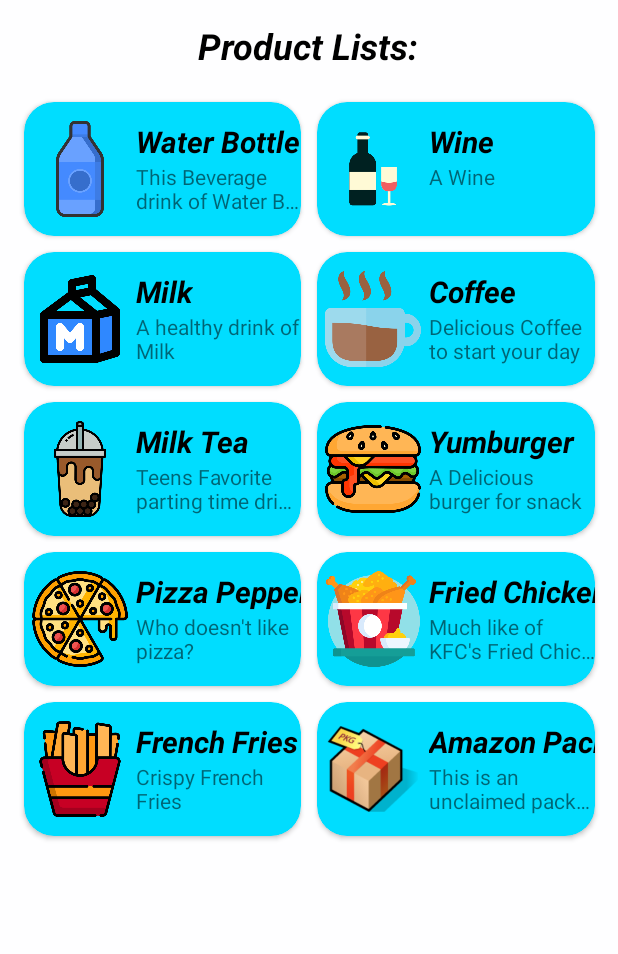
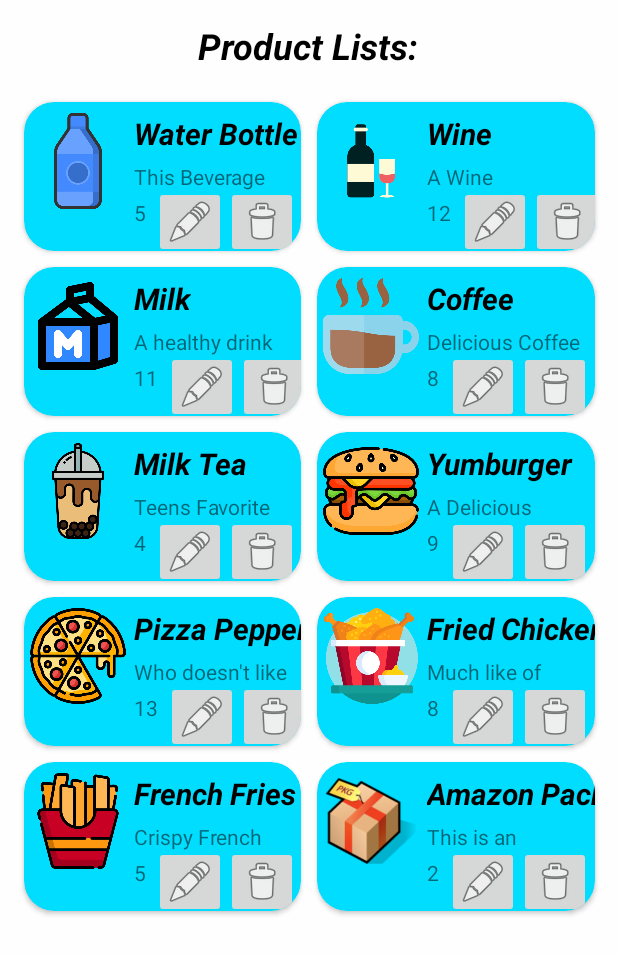
Before and after one commit to masterweax12/kodego_inventorymanagement_app, an Android app: the HomeActivity screen opened directly, with no data from a screen before it, on a phone screen of 412 x 824 dp. Shown: the top 954 px of the screen. Run offline under Robolectric (Android 15) with nearby library versions, the phone set to English and light mode, and no system bars.

Commit message:
Added Update Dialog Button

```diff
--- a/app/src/main/java/com/kodego/inventorymanagement/app/juntilla/HomeActivity.kt
+++ b/app/src/main/java/com/kodego/inventorymanagement/app/juntilla/HomeActivity.kt
@@ -1,5 +1,6 @@
 package com.kodego.inventorymanagement.app.juntilla
 
+import android.app.Dialog
 import android.content.Intent
 import androidx.appcompat.app.AppCompatActivity
 import android.os.Bundle
@@ -7,6 +8,7 @@
 import androidx.recyclerview.widget.GridLayoutManager
 import androidx.recyclerview.widget.LinearLayoutManager
 import com.kodego.inventorymanagement.app.juntilla.databinding.ActivityHomeScreenBinding
+import com.kodego.inventorymanagement.app.juntilla.databinding.QuantityDialogBinding
 
 class HomeActivity : AppCompatActivity() {
     lateinit var binding : ActivityHomeScreenBinding
@@ -17,16 +19,16 @@
 
         //data source
         var productList = mutableListOf<Products>(
-            Products(R.drawable.beverage_waterbottle, "Water Bottle", "This Beverage drink of Water Bottle to refresh your thirst"),
-            Products(R.drawable.beverage_wine, "Wine", "A Wine"),
-            Products(R.drawable.milk_icon, "Milk", "A healthy drink of Milk"),
-            Products(R.drawable.coffee_drink, "Coffee", "Delicious Coffee to start your day"),
-            Products(R.drawable.milk_tea, "Milk Tea", "Teens Favorite parting time drink with friends"),
-            Products(R.drawable.burger, "Yumburger", "A Delicious burger for snack"),
-            Products(R.drawable.pizza, "Pizza Pepperoni", "Who doesn't like pizza?"),
-            Products(R.drawable.fried_chicken, "Fried Chicken", "Much like of KFC's Fried Chicken"),
-            Products(R.drawable.french_fries, "French Fries", "Crispy French Fries"),
-            Products(R.drawable.packge, "Amazon Package", "This is an unclaimed package")
+            Products(R.drawable.beverage_waterbottle, "Water Bottle", "This Beverage drink of Water Bottle to refresh your thirst",5),
+            Products(R.drawable.beverage_wine, "Wine", "A Wine",12),
+            Products(R.drawable.milk_icon, "Milk", "A healthy drink of Milk",11),
+            Products(R.drawable.coffee_drink, "Coffee", "Delicious Coffee to start your day",8),
+            Products(R.drawable.milk_tea, "Milk Tea", "Teens Favorite parting time drink with friends",4),
+            Products(R.drawable.burger, "Yumburger", "A Delicious burger for snack",9),
+            Products(R.drawable.pizza, "Pizza Pepperoni", "Who doesn't like pizza?",13),
+            Products(R.drawable.fried_chicken, "Fried Chicken", "Much like of KFC's Fried Chicken",8),
+            Products(R.drawable.french_fries, "French Fries", "Crispy French Fries",5),
+            Products(R.drawable.packge, "Amazon Package", "This is an unclaimed package",2)
         )
 
         //pass data source to adapter
@@ -39,12 +41,21 @@
             startActivity(intent)
         }
 
+        adapter.onUpdateButtonClick = { item:Products, position:Int ->
+            showUpdateDialog(item, position)
+        }
+
         binding.myRecycler.adapter = adapter
         binding.myRecycler.layoutManager = GridLayoutManager(this, 2)
 
-        //get data from another screen
-//        var name: String? = intent.getStringExtra("nameID")
-//
-//        binding.tvWelcome.text = "Welcome $name"
+
+
+
+    }
+    fun showUpdateDialog(item: Products, position: Int){
+        val dialog = Dialog(this)
+        val binding: QuantityDialogBinding = QuantityDialogBinding.inflate(layoutInflater)
+        dialog.setContentView(binding.root)
+        dialog.show()
     }
 }
--- a/app/src/main/java/com/kodego/inventorymanagement/app/juntilla/ProductAdapter.kt
+++ b/app/src/main/java/com/kodego/inventorymanagement/app/juntilla/ProductAdapter.kt
@@ -8,6 +8,7 @@
 class ProductAdapter(val products:List<Products>):RecyclerView.Adapter<ProductAdapter.ProductViewHolder>() {
 
     var onItemClick : ((Products) -> Unit)? = null
+    var onUpdateButtonClick : ((Products, Int) -> Unit)? = null
 
     inner class ProductViewHolder(val binding:RowItemBinding):RecyclerView.ViewHolder(binding.root)
 
@@ -22,6 +23,10 @@
             imgProduct.setImageResource(products[position].imageName)
             tvItemName.text = products[position].itemName
             tvDescription.text = products[position].itemDescription
+            tvQuantity.text = products[position].quantity.toString()
+            imgBtnUpdate.setOnClickListener(){
+                onUpdateButtonClick?.invoke(products[position],position)
+            }
         }
         holder.itemView.setOnClickListener(){
             onItemClick?.invoke(products[position])
--- a/app/src/main/java/com/kodego/inventorymanagement/app/juntilla/Products.kt
+++ b/app/src/main/java/com/kodego/inventorymanagement/app/juntilla/Products.kt
@@ -1,3 +1,3 @@
 package com.kodego.inventorymanagement.app.juntilla
 
-data class Products(val imageName: Int, val itemName: String, val itemDescription: String)
+data class Products(val imageName: Int, val itemName: String, val itemDescription: String, var quantity: Int)
--- a/app/src/main/res/layout/row_item.xml
+++ b/app/src/main/res/layout/row_item.xml
@@ -3,7 +3,7 @@
     xmlns:app="http://schemas.android.com/apk/res-auto"
     xmlns:tools="http://schemas.android.com/tools"
     android:layout_width="match_parent"
-    android:layout_height="100dp"
+    android:layout_height="110dp"
     android:backgroundTint="@android:color/holo_blue_bright">
 
     <androidx.cardview.widget.CardView
@@ -23,12 +23,11 @@
             <TextView
                 android:id="@+id/tvDescription"
                 android:layout_width="0dp"
-                android:layout_height="0dp"
-                android:layout_marginStart="5dp"
+                android:layout_height="20dp"
+                android:layout_margin="5dp"
                 android:ellipsize="end"
                 android:maxLines="2"
                 android:text="Description"
-                app:layout_constraintBottom_toBottomOf="parent"
                 app:layout_constraintEnd_toEndOf="parent"
                 app:layout_constraintStart_toEndOf="@+id/imgProduct"
                 app:layout_constraintTop_toBottomOf="@+id/tvItemName" />
@@ -49,11 +48,39 @@
                 android:id="@+id/imgProduct"
                 android:layout_width="64dp"
                 android:layout_height="64dp"
-                android:layout_marginStart="5dp"
+                android:layout_marginStart="4dp"
                 app:layout_constraintBottom_toBottomOf="parent"
                 app:layout_constraintStart_toStartOf="parent"
                 app:layout_constraintTop_toTopOf="parent"
+                app:layout_constraintVertical_bias="0.206"
                 app:srcCompat="@drawable/beluga_photo" />
+
+            <TextView
+                android:id="@+id/tvQuantity"
+                android:layout_width="wrap_content"
+                android:layout_height="wrap_content"
+                android:layout_marginTop="4dp"
+                android:text="Quantity"
+                app:layout_constraintStart_toStartOf="@+id/tvDescription"
+                app:layout_constraintTop_toBottomOf="@+id/tvDescription" />
+
+            <ImageButton
+                android:id="@+id/imgBtnUpdate"
+                android:layout_width="48dp"
+                android:layout_height="48dp"
+                android:layout_marginStart="5dp"
+                app:layout_constraintBottom_toBottomOf="parent"
+                app:layout_constraintStart_toEndOf="@+id/tvQuantity"
+                app:layout_constraintTop_toBottomOf="@+id/tvDescription"
+                app:srcCompat="@android:drawable/ic_menu_edit" />
+
+            <ImageButton
+                android:id="@+id/imgBtnDelete"
+                android:layout_width="48dp"
+                android:layout_height="48dp"
+                app:layout_constraintStart_toEndOf="@+id/imgBtnUpdate"
+                app:layout_constraintTop_toTopOf="@+id/imgBtnUpdate"
+                app:srcCompat="@android:drawable/ic_menu_delete" />
         </androidx.constraintlayout.widget.ConstraintLayout>
 
     </androidx.cardview.widget.CardView>
```
Also changed, not shown: app/src/main/res/layout/quantity_dialog.xml (added, +30 -0 lines).
